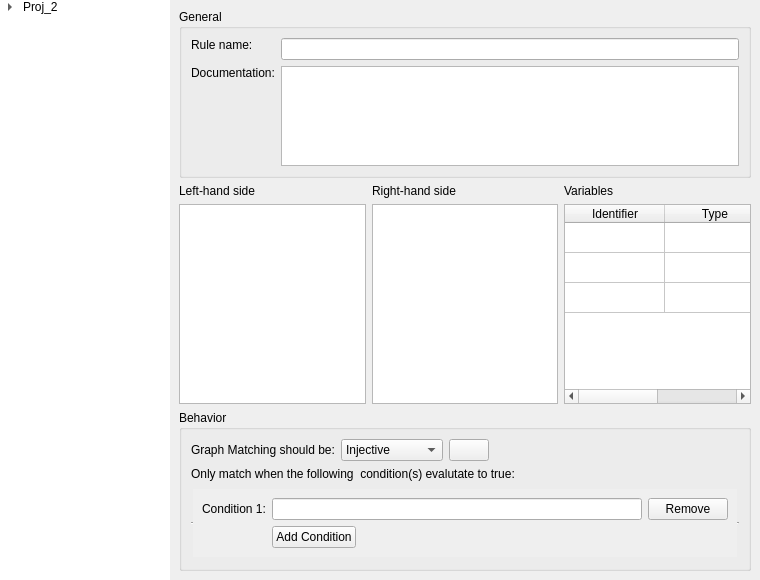
Old version of the form src/developer/edit.ui in the repository aelliott/GP2.
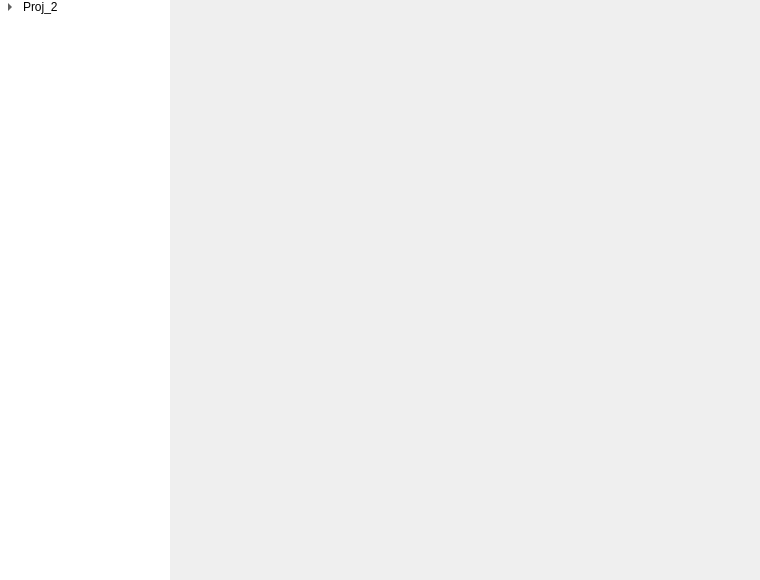
New version of the form. Icons and pictures are not drawn. Custom widgets are drawn as their Qt base class.

Commit message:
Rule parser pulls interfaces and condition
Also split out rule editing into a RuleEdit class for later

Patch:
```diff
--- a/src/developer/edit.ui
+++ b/src/developer/edit.ui
@@ -138,328 +138,8 @@
    </item>
    <item>
     <widget class="QStackedWidget" name="stackedWidget">
-     <widget class="QWidget" name="ruleEdit">
-      <layout class="QVBoxLayout" name="verticalLayout_7">
-       <item>
-        <widget class="QGroupBox" name="generalGroup">
-         <property name="sizePolicy">
-          <sizepolicy hsizetype="Preferred" vsizetype="Minimum">
-           <horstretch>0</horstretch>
-           <verstretch>0</verstretch>
-          </sizepolicy>
-         </property>
-         <property name="title">
-          <string>General</string>
-         </property>
-         <layout class="QFormLayout" name="formLayout">
-          <item row="0" column="0">
-           <widget class="QLabel" name="nameLabel">
-            <property name="sizePolicy">
-             <sizepolicy hsizetype="Preferred" vsizetype="Fixed">
-              <horstretch>0</horstretch>
-              <verstretch>0</verstretch>
-             </sizepolicy>
-            </property>
-            <property name="text">
-             <string>Rule name:</string>
-            </property>
-           </widget>
-          </item>
-          <item row="0" column="1">
-           <widget class="QLineEdit" name="nameEdit"/>
-          </item>
-          <item row="1" column="0">
-           <widget class="QLabel" name="documentationLabel">
-            <property name="sizePolicy">
-             <sizepolicy hsizetype="Preferred" vsizetype="Fixed">
-              <horstretch>0</horstretch>
-              <verstretch>0</verstretch>
-             </sizepolicy>
-            </property>
-            <property name="text">
-             <string>Documentation:</string>
-            </property>
-           </widget>
-          </item>
-          <item row="1" column="1">
-           <widget class="QPlainTextEdit" name="documentationEdit">
-            <property name="sizePolicy">
-             <sizepolicy hsizetype="Expanding" vsizetype="Fixed">
-              <horstretch>0</horstretch>
-              <verstretch>0</verstretch>
-             </sizepolicy>
-            </property>
-            <property name="maximumSize">
-             <size>
-              <width>16777215</width>
-              <height>100</height>
-             </size>
-            </property>
-           </widget>
-          </item>
-         </layout>
-        </widget>
-       </item>
-       <item>
-        <layout class="QHBoxLayout" name="horizontalLayout_2">
-         <item>
-          <layout class="QVBoxLayout" name="verticalLayout_6">
-           <item>
-            <widget class="QLabel" name="label_3">
-             <property name="text">
-              <string>Left-hand side</string>
-             </property>
-            </widget>
-           </item>
-           <item>
-            <widget class="QGraphicsView" name="ruleLHSGraph"/>
-           </item>
-          </layout>
-         </item>
-         <item>
-          <layout class="QVBoxLayout" name="verticalLayout_4">
-           <item>
-            <widget class="QLabel" name="label_4">
-             <property name="text">
-              <string>Right-hand side</string>
-             </property>
-            </widget>
-           </item>
-           <item>
-            <widget class="QGraphicsView" name="ruleRHSGraph"/>
-           </item>
-          </layout>
-         </item>
-         <item>
-          <layout class="QVBoxLayout" name="variablesLayout">
-           <item>
-            <layout class="QHBoxLayout" name="variablesLabelLayout">
-             <item>
-              <widget class="QLabel" name="variablesLabel">
-               <property name="text">
-                <string>Variables</string>
-               </property>
-              </widget>
-             </item>
-            </layout>
-           </item>
-           <item>
-            <widget class="QTableWidget" name="variablesWidget">
-             <property name="maximumSize">
-              <size>
-               <width>260</width>
-               <height>16777215</height>
-              </size>
-             </property>
-             <attribute name="horizontalHeaderStretchLastSection">
-              <bool>true</bool>
-             </attribute>
-             <attribute name="verticalHeaderVisible">
-              <bool>false</bool>
-             </attribute>
-             <row>
-              <property name="text">
-               <string>New Row</string>
-              </property>
-             </row>
-             <row>
-              <property name="text">
-               <string>New Row</string>
-              </property>
-             </row>
-             <row>
-              <property name="text">
-               <string>New Row</string>
-              </property>
-             </row>
-             <column>
-              <property name="text">
-               <string>Identifier</string>
-              </property>
-             </column>
-             <column>
-              <property name="text">
-               <string>Type</string>
-              </property>
-             </column>
-             <item row="0" column="0">
-              <property name="text">
-               <string/>
-              </property>
-             </item>
-            </widget>
-           </item>
-          </layout>
-         </item>
-        </layout>
-       </item>
-       <item>
-        <widget class="QGroupBox" name="behaviourGroup">
-         <property name="sizePolicy">
-          <sizepolicy hsizetype="Preferred" vsizetype="Minimum">
-           <horstretch>0</horstretch>
-           <verstretch>0</verstretch>
-          </sizepolicy>
-         </property>
-         <property name="title">
-          <string>Behavior</string>
-         </property>
-         <layout class="QVBoxLayout" name="verticalLayout_2">
-          <item>
-           <layout class="QHBoxLayout" name="matchRulesLayout">
-            <item>
-             <widget class="QLabel" name="matchRulesLabel1">
-              <property name="sizePolicy">
-               <sizepolicy hsizetype="Preferred" vsizetype="Fixed">
-                <horstretch>0</horstretch>
-                <verstretch>0</verstretch>
-               </sizepolicy>
-              </property>
-              <property name="text">
-               <string>Graph Matching should be:</string>
-              </property>
-             </widget>
-            </item>
-            <item>
-             <widget class="QComboBox" name="matchRulesCombo">
-              <item>
-               <property name="text">
-                <string>Injective</string>
-               </property>
-              </item>
-              <item>
-               <property name="text">
-                <string>Non-injective</string>
-               </property>
-              </item>
-             </widget>
-            </item>
-            <item>
-             <widget class="QPushButton" name="pushButton">
-              <property name="text">
-               <string/>
-              </property>
-              <property name="icon">
-               <iconset resource="icons.qrc">
-                <normaloff>:/icons/small_help.png</normaloff>:/icons/small_help.png</iconset>
-              </property>
-             </widget>
-            </item>
-            <item>
-             <spacer name="horizontalSpacer">
-              <property name="orientation">
-               <enum>Qt::Horizontal</enum>
-              </property>
-              <property name="sizeHint" stdset="0">
-               <size>
-                <width>40</width>
-                <height>20</height>
-               </size>
-              </property>
-             </spacer>
-            </item>
-           </layout>
-          </item>
-          <item>
-           <widget class="QLabel" name="conditionsLabel">
-            <property name="sizePolicy">
-             <sizepolicy hsizetype="Preferred" vsizetype="Fixed">
-              <horstretch>0</horstretch>
-              <verstretch>0</verstretch>
-             </sizepolicy>
-            </property>
-            <property name="text">
-             <string>Only match when the following  condition(s) evalutate to true:</string>
-            </property>
-           </widget>
-          </item>
-          <item>
-           <widget class="QScrollArea" name="conditionsScrollArea">
-            <property name="sizePolicy">
-             <sizepolicy hsizetype="Expanding" vsizetype="Minimum">
-              <horstretch>0</horstretch>
-              <verstretch>0</verstretch>
-             </sizepolicy>
-            </property>
-            <property name="frameShape">
-             <enum>QFrame::HLine</enum>
-            </property>
-            <property name="widgetResizable">
-             <bool>true</bool>
-            </property>
-            <widget class="QWidget" name="scrollAreaWidgetContents">
-             <property name="geometry">
-              <rect>
-               <x>0</x>
-               <y>0</y>
-               <width>550</width>
-               <height>74</height>
-              </rect>
-             </property>
-             <layout class="QGridLayout" name="gridLayout">
-              <item row="0" column="0">
-               <widget class="QLabel" name="condition1Label">
-                <property name="sizePolicy">
-                 <sizepolicy hsizetype="Preferred" vsizetype="Fixed">
-                  <horstretch>0</horstretch>
-                  <verstretch>0</verstretch>
-                 </sizepolicy>
-                </property>
-                <property name="text">
-                 <string>Condition 1:</string>
-                </property>
-               </widget>
-              </item>
-              <item row="0" column="1">
-               <widget class="QLineEdit" name="condition1Edit"/>
-              </item>
-              <item row="0" column="2">
-               <widget class="QPushButton" name="condition1Delete">
-                <property name="text">
-                 <string>Remove</string>
-                </property>
-                <property name="icon">
-                 <iconset resource="icons.qrc">
-                  <normaloff>:/icons/small_delete.png</normaloff>:/icons/small_delete.png</iconset>
-                </property>
-               </widget>
-              </item>
-              <item row="1" column="1">
-               <layout class="QHBoxLayout" name="addConditionLayout">
-                <item>
-                 <widget class="QPushButton" name="addConditionButton">
-                  <property name="text">
-                   <string>Add Condition</string>
-                  </property>
-                  <property name="icon">
-                   <iconset resource="icons.qrc">
-                    <normaloff>:/icons/small_add.png</normaloff>:/icons/small_add.png</iconset>
-                  </property>
-                 </widget>
-                </item>
-                <item>
-                 <spacer name="addConditionSpacer">
-                  <property name="orientation">
-                   <enum>Qt::Horizontal</enum>
-                  </property>
-                  <property name="sizeHint" stdset="0">
-                   <size>
-                    <width>40</width>
-                    <height>20</height>
-                   </size>
-                  </property>
-                 </spacer>
-                </item>
-               </layout>
-              </item>
-             </layout>
-            </widget>
-           </widget>
-          </item>
-         </layout>
-        </widget>
-       </item>
-      </layout>
+     <widget class="Developer::RuleEdit" name="ruleEdit">
+      <layout class="QVBoxLayout" name="verticalLayout_7"/>
      </widget>
      <widget class="QWidget" name="programEdit">
       <layout class="QVBoxLayout" name="verticalLayout_3">
@@ -539,6 +219,14 @@
    </item>
   </layout>
  </widget>
+ <customwidgets>
+  <customwidget>
+   <class>Developer::RuleEdit</class>
+   <extends>QWidget</extends>
+   <header>ruleedit.hpp</header>
+   <container>1</container>
+  </customwidget>
+ </customwidgets>
  <resources>
   <include location="icons.qrc"/>
  </resources>
```
Left out of the diff: 39 changed lines with no effect on the pictures. The commit also changes 11 other files.
